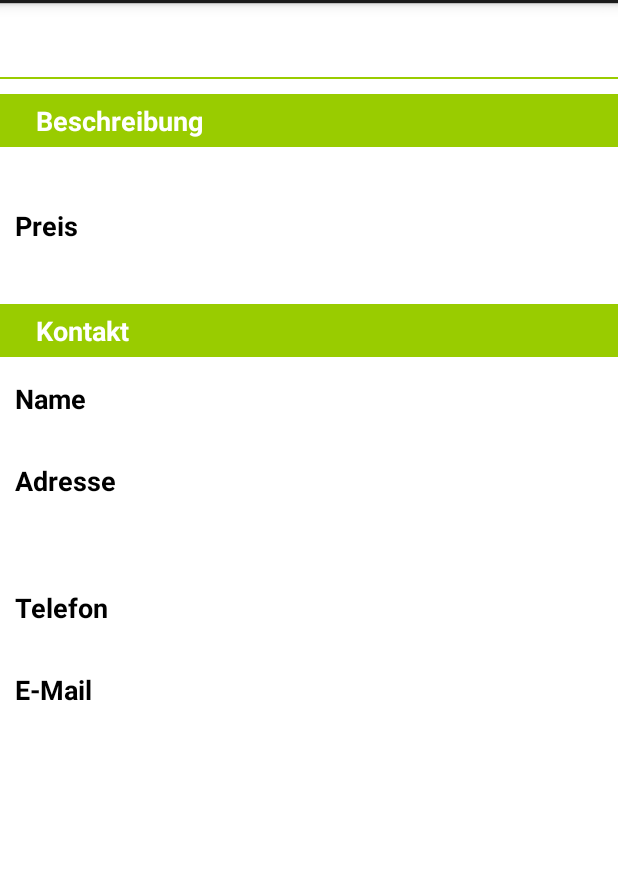
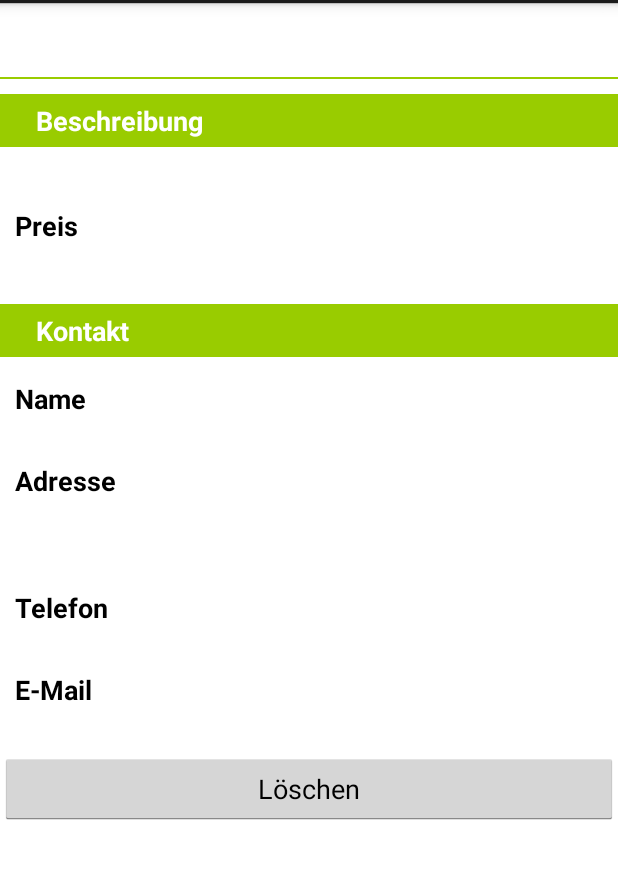
Before and after one commit to itchyaut22/HandwerkMobileClient, an Android app: the layout activity_service_detail.xml on its own in the app's theme, with its tools: preview values and no code run, on a phone screen of 412 x 824 dp, the part 69-948 px from its top. Run offline under Robolectric (Android 15) with nearby library versions, the phone set to English and light mode, and no system bars.

Commit message:
DeleteButton
Delete Button eingefügt, Service wird gelöscht, leider noch kein
automatischer Refresh der Liste

```diff
--- a/app/src/main/java/se/jku/at/handwerkmobileclient/TabsPagerAdapter.java
+++ b/app/src/main/java/se/jku/at/handwerkmobileclient/TabsPagerAdapter.java
@@ -15,7 +15,7 @@ import se.jku.at.handwerkmobileclient.fragments.*;
 public class TabsPagerAdapter extends FragmentPagerAdapter {
 
     // alle verfuegbaren Fragments
-    private Fragment listFragment, addFragment, statisticFragment;
+    private Fragment listFragment, addFragment;
 
     public TabsPagerAdapter(FragmentManager fragmentManager) {
         super(fragmentManager);
@@ -26,7 +26,7 @@ public class TabsPagerAdapter extends FragmentPagerAdapter {
      * Methode zum Wechseln zwischen den einzelnen Fragmenten.
      * @param index. Gibt an, zu welchem Fragment gewechselt wird.
      * 0 ... List Fragment
-     * 1 ... Map Fragment
+     * 1 ... Add Fragment
      */
     public Fragment getItem(int index) {
 
--- a/app/src/main/java/se/jku/at/handwerkmobileclient/fragments/AddFragement.java
+++ b/app/src/main/java/se/jku/at/handwerkmobileclient/fragments/AddFragement.java
@@ -7,8 +7,8 @@ import org.androidannotations.annotations.EFragment;
 
 import se.jku.at.handwerkmobileclient.R;
 import se.jku.at.handwerkmobileclient.activities.AddManufacturerActivity_;
-import se.jku.at.handwerkmobileclient.activities.AddServiceActivity;
 import se.jku.at.handwerkmobileclient.activities.AddServiceActivity_;
+
 
 /**
  * Created by Martin on 15.05.15.
--- a/app/src/main/java/se/jku/at/handwerkmobileclient/rest/impl/HandwerkResourceImpl.java
+++ b/app/src/main/java/se/jku/at/handwerkmobileclient/rest/impl/HandwerkResourceImpl.java
@@ -184,7 +184,7 @@ public class HandwerkResourceImpl implements HandwerkResource {
             WebTarget service = RestHelper.getWebTarget();
             service = service.path("services");
             service = service.path(id + "");
-            Invocation.Builder builder = service.request().accept(MediaType.TEXT_PLAIN);
+            Invocation.Builder builder = service.request().header("Content-Type","text/plain");
             Response response = builder.delete();
             String json = response.readEntity(String.class);
             return json.equals("true");
--- a/app/src/main/res/layout/activity_service_detail.xml
+++ b/app/src/main/res/layout/activity_service_detail.xml
@@ -163,22 +163,12 @@
                 android:textAppearance="?android:attr/textAppearanceMedium"
                 android:layout_marginLeft="10dp" />
 
+            <Button
+                android:id="@+id/deleteButton"
+                android:layout_height="match_parent"
+                android:layout_width="match_parent"
+                android:text="@string/delete_button"
+                android:onClick="deleteService" />
         </LinearLayout>
     </ScrollView>
-
-    <LinearLayout
-        android:layout_width="match_parent"
-        android:layout_height="0dp"
-        android:layout_weight="0.79"
-        android:orientation="vertical" >
-    </LinearLayout>
-
-    <LinearLayout
-        android:id="@+id/LinearLayout1"
-        android:layout_width="match_parent"
-        android:layout_height="wrap_content"
-        android:orientation="vertical" >
-    </LinearLayout>
-
-
 </LinearLayout>
--- a/app/src/main/res/values/strings.xml
+++ b/app/src/main/res/values/strings.xml
@@ -9,6 +9,7 @@
     <string name="ui_tabname_map">Insert</string>
     <string name="title_service_list">Services</string>
     <string name="title_service_detail">Service Detail</string>
+    <string name="delete_button">Löschen</string>
     <string name="title_add_manufacturer">Handwerker hinzufügen</string>
     <string name="hint_text">klicken um zu filtern</string>
     <string name="sort_prompt">Sortierstrategie auswählen</string>
```
Also changed, not shown: app/src/main/java/se/jku/at/handwerkmobileclient/MainActivity.java (+1 -19 lines), app/src/main/java/se/jku/at/handwerkmobileclient/activities/ServiceDetailActivity.java (+58 -0 lines).
